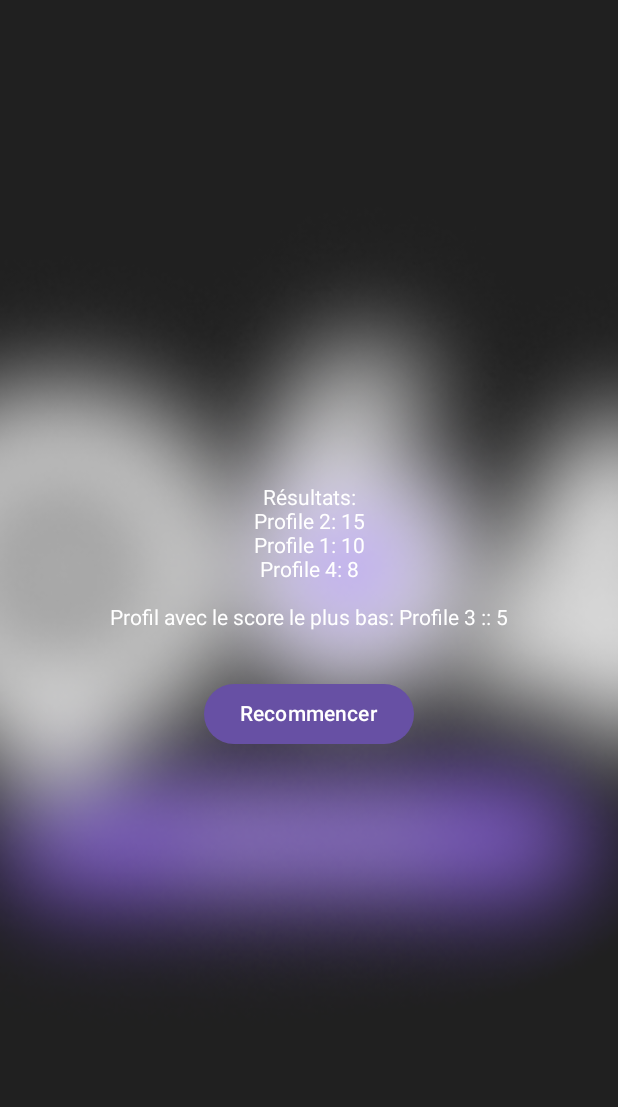
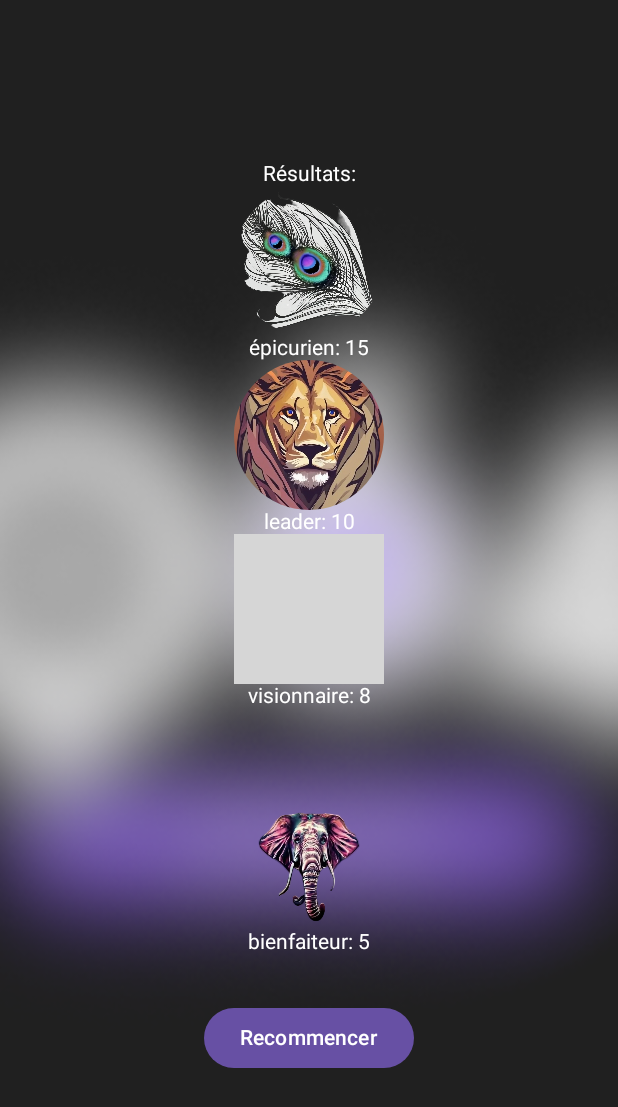
Before and after one commit to Sarobidy-R/Q64Profiler, an Android app built with Jetpack Compose: the @Preview function ResultScreenPreview, on a phone screen of 412 x 824 dp. Shown: the top 1107 px of the screen. Run offline under Robolectric (Android 15) with nearby library versions, the light colour scheme and no system bars; grey boxes are pictures that could not be loaded.

Commit message:
Amélioration ResultScreen 1

```diff
--- a/app/src/main/java/mg/geit/q64profiler/ResultScreen.kt
+++ b/app/src/main/java/mg/geit/q64profiler/ResultScreen.kt
@@ -1,17 +1,21 @@
 package mg.geit.q64profiler
 
 import androidx.compose.foundation.Image
+import androidx.compose.foundation.clickable
 import androidx.compose.foundation.layout.Arrangement
 import androidx.compose.foundation.layout.Column
 import androidx.compose.foundation.layout.Spacer
 import androidx.compose.foundation.layout.fillMaxSize
 import androidx.compose.foundation.layout.height
 import androidx.compose.foundation.layout.padding
+import androidx.compose.foundation.layout.size
+import androidx.compose.material3.AlertDialog
 import androidx.compose.material3.Button
 import androidx.compose.material3.Text
-import androidx.compose.runtime.Composable
+import androidx.compose.runtime.*
 import androidx.compose.ui.Alignment
 import androidx.compose.ui.Modifier
+import androidx.compose.ui.draw.clip
 import androidx.compose.ui.graphics.Color
 import androidx.compose.ui.layout.ContentScale
 import androidx.compose.ui.res.painterResource
@@ -19,11 +23,15 @@
 import androidx.compose.ui.unit.dp
 import androidx.navigation.NavController
 import androidx.navigation.compose.rememberNavController
+import mg.geit.q64profiler.utils.getProfileDescription
+import mg.geit.q64profiler.utils.getProfileImageResource
 
 @Composable
 fun ResultScreen(navController: NavController, results: Map<String, Int>?) {
     val top3Profiles = results!!.entries.sortedByDescending { it.value }.take(3)
     val lowestProfile = results.entries.minByOrNull { it.value }
+
+    var selectedProfile by remember { mutableStateOf<String?>(null) }
 
     BackGroundImage()
 
@@ -37,13 +45,22 @@
         Text(text = "Résultats:", color = Color.White)
 
         top3Profiles.forEach { (profile, score) ->
-            Text(text = "$profile: $score", color = Color.White)
+            ProfileItem(
+                profile = profile,
+                score = score,
+                onClick = { selectedProfile = profile }
+            )
         }
 
         Spacer(modifier = Modifier.height(16.dp))
 
         lowestProfile?.let {
-            Text(text = "Profil avec le score le plus bas: ${it.key} :: ${it.value}", color = Color.White)
+            Spacer(modifier = Modifier.height(32.dp))
+            ProfileItem(
+                profile = it.key,
+                score = it.value,
+                onClick = { selectedProfile = it.key }
+            )
         }
 
         Spacer(modifier = Modifier.height(32.dp))
@@ -52,19 +69,59 @@
             Text(text = "Recommencer")
         }
     }
+
+    selectedProfile?.let { profile ->
+        ProfileDescriptionDialog(profileName = profile, onDismiss = { selectedProfile = null })
+    }
 }
+
+@Composable
+fun ProfileItem(profile: String, score: Int, onClick: () -> Unit) {
+    Column(
+        horizontalAlignment = Alignment.CenterHorizontally,
+        verticalArrangement = Arrangement.Center,
+        modifier = Modifier.clickable { onClick() }
+    ) {
+        Image(
+            painter = painterResource(id = getProfileImageResource(profile)),
+            contentDescription = profile,
+            contentScale = ContentScale.Crop,
+            modifier = Modifier
+                .size(100.dp)
+                .clip(shape = androidx.compose.foundation.shape.CircleShape)
+                .fillMaxSize()
+                .height(100.dp)
+        )
+        Text(text = "$profile: $score", color = Color.White)
+    }
+}
+
+@Composable
+fun ProfileDescriptionDialog(profileName: String, onDismiss: () -> Unit) {
+    val description = getProfileDescription(profileName)
+    AlertDialog(
+        onDismissRequest = { onDismiss() },
+        confirmButton = {
+            Button(onClick = { onDismiss() }) {
+                Text("OK")
+            }
+        },
+        title = { Text(text = profileName) },
+        text = { Text(text = description) }
+    )
+}
+
 
 
 @Preview(showBackground = true)
 @Composable
 fun ResultScreenPreview() {
     val sampleResults = mapOf(
-        "Profile 1" to 10,
-        "Profile 2" to 15,
-        "Profile 3" to 5,
-        "Profile 4" to 8
+        "leader" to 10,
+        "épicurien" to 15,
+        "bienfaiteur" to 5,
+        "visionnaire" to 8
     )
-    // You'll need to provide a mock NavController for the preview
     val mockNavController = rememberNavController()
     ResultScreen(navController = mockNavController, results = sampleResults)
 }
--- /dev/null
+++ b/app/src/main/java/mg/geit/q64profiler/utils/ResultScreenUtils.kt
@@ -0,0 +1,29 @@
+package mg.geit.q64profiler.utils
+
+import mg.geit.q64profiler.R
+
+fun getProfileImageResource(profile: String): Int {
+    return when (profile) {
+        "bienfaiteur" -> R.drawable.bienfaiteur
+        "insoumis" -> R.drawable.insoumis
+        "visionnaire" -> R.drawable.visionnaire
+        "célébrité" -> R.drawable.celebrite
+        "médiateur" -> R.drawable.mediateur
+        "conservateur" -> R.drawable.conservateur
+        "épicurien" -> R.drawable.epicurien
+        else -> R.drawable.leader
+    }
+}
+
+fun getProfileDescription(profile: String): String {
+    return when (profile) {
+        "bienfaiteur" -> "Le Bienfaiteur est une personne profondément engagée dans le soutien et l'amélioration du bien-être des autres. Animé par une compassion sincère, il consacre du temps, des ressources ou des efforts pour aider ceux qui en ont besoin. Son attitude bienveillante et sa générosité font de lui un pilier de la communauté, souvent impliqué dans des œuvres de charité ou des projets de solidarité. Le Bienfaiteur agit avec empathie, cherchant toujours à avoir un impact positif sur les vies qu'il touche."
+        "insoumis" -> "L'Insoumis est une personne qui refuse de se conformer aux normes établies et défie les conventions sociales ou les règles imposées. Son esprit rebelle et son attitude non conformiste en font un individu qui privilégie l'indépendance et la liberté personnelle. L'Insoumis cherche à remettre en question le statu quo et à explorer des chemins alternatifs, souvent au prix de confrontations avec l'autorité ou les attentes sociétales."
+        "visionnaire" -> "Le Visionnaire est une personne dotée d'une capacité exceptionnelle à anticiper l'avenir et à imaginer des possibilités inédites. Sa pensée créative et sa perspective originale lui permettent de concevoir des idées et des solutions innovantes. Le Visionnaire est souvent en avance sur son temps, guidant les autres vers des horizons nouveaux grâce à sa capacité à voir au-delà des tendances actuelles et à imaginer des évolutions audacieuses."
+        "célébrité" -> "La Célébrité est un individu reconnu et souvent admiré par le public, grâce à ses réalisations dans des domaines variés tels que le divertissement, le sport ou les affaires. Sa notoriété lui confère une grande visibilité et influence, et il peut souvent être l'objet d'une attention médiatique constante. La Célébrité possède une aura charismatique et est souvent impliquée dans des activités publiques, des événements médiatiques et des projets de grande envergure."
+        "médiateur" -> "Le Médiateur est un expert en gestion des conflits et en communication, capable de naviguer entre différents points de vue pour trouver des solutions harmonieuses. Doté d'une grande diplomatie et d'une écoute attentive, il est souvent sollicité pour résoudre des disputes ou faciliter des négociations. Le Médiateur excelle dans l'art de créer des ponts entre les parties opposées et de parvenir à des accords mutuellement satisfaisants."
+        "conservateur" -> "Le Conservateur est une personne qui valorise les traditions, les valeurs établies et la stabilité. Il est souvent attaché à préserver les structures et les pratiques héritées du passé, en cherchant à maintenir l'ordre et à éviter les changements brusques. Le Conservateur privilégie la continuité et la prudence, en mettant l'accent sur la préservation de ce qui est éprouvé et fiable, souvent en s'opposant aux réformes radicales ou aux innovations disruptives."
+        "épicurien" -> "L'Épicurien est une personne qui valorise les plaisirs de la vie, qu'ils soient gastronomiques, culturels ou sensoriels. Il recherche le bonheur à travers les expériences de la vie quotidienne et s'efforce de savourer chaque moment avec intensité. L'Épicurien est souvent passionné par la gastronomie, les arts et les voyages, et il apprécie les plaisirs raffinés tout en cultivant une approche décontractée et joyeuse de l'existence."
+        else -> "Le Leader est une personne qui inspire et guide les autres grâce à son charisme, sa vision claire et sa capacité à prendre des décisions. Il possède des compétences en gestion et en motivation, et il est capable de rassembler une équipe autour d'un objectif commun. Le Leader est souvent reconnu pour son influence positive et son aptitude à diriger avec confiance, à encourager l'innovation et à mobiliser les ressources pour atteindre des buts ambitieux."
+    }
+}
--- a/app/src/main/res/values/strings.xml
+++ b/app/src/main/res/values/strings.xml
@@ -1,4 +1,4 @@
 <resources>
     <string name="app_name">Q64Profiler</string>
     <string name="aboutQ64Profiler">Q64 Profiler est une application Vous aidant à mieux vous connaître au moyen d\'un Petit questionnaire tout simple de 64 questions 🥹.</string>
-</resources>
+    </resources>
```
Also changed, not shown: app/src/main/java/mg/geit/q64profiler/QuizScreen.kt (renamed from app/src/main/java/mg/geit/q64profiler/QuizSreen.kt, +7 -6 lines), app/src/main/res/drawable-nodpi/bienfaiteur.png (renamed from app/src/main/res/drawable-nodpi/bienfaiteurlogo.png), app/src/main/res/drawable-nodpi/celebrite.png (renamed from app/src/main/res/drawable-nodpi/c_l_brit_logo.png), app/src/main/res/drawable-nodpi/conservateur.png (renamed from app/src/main/res/drawable-nodpi/conservateurlogo.png), app/src/main/res/drawable-nodpi/epicurien.png (renamed from app/src/main/res/drawable-nodpi/_picurienlogo.png), app/src/main/res/drawable-nodpi/insoumis.png (renamed from app/src/main/res/drawable-nodpi/insoumislogo.png), app/src/main/res/drawable-nodpi/leader.png (added), 5 other files.
